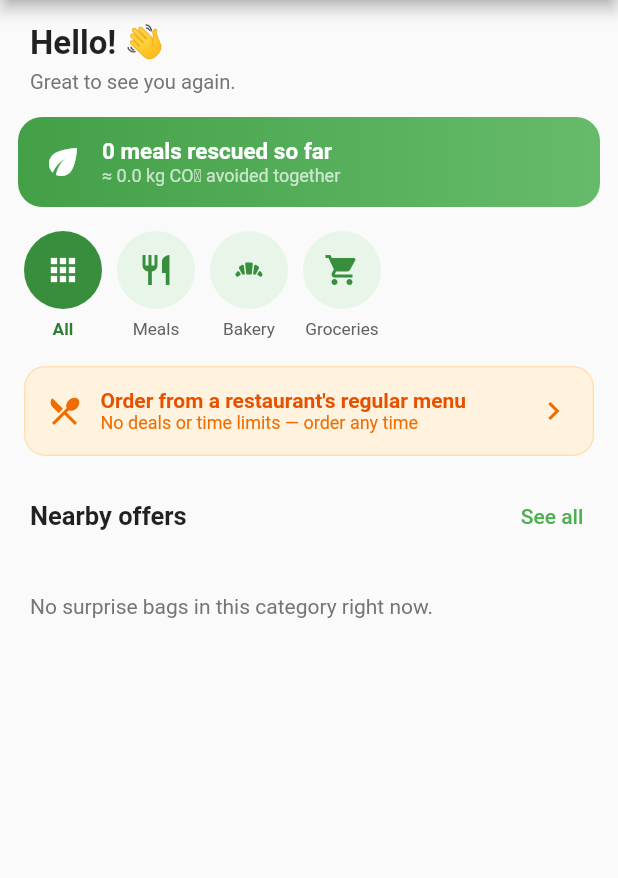
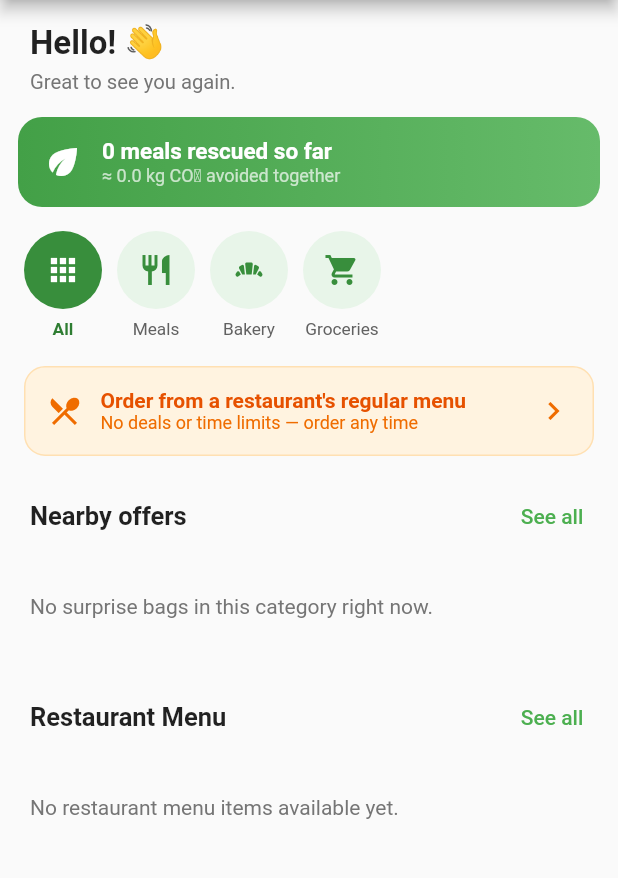
Before and after one commit to shayanx4849/swabi-food-court, a Flutter app: the HomeTab screen opened directly with empty values, on a phone screen of 412 x 824 dp, the part 84-962 px from its top. Run offline on Flutter 3.47's test engine with Material 3 defaults, Android fonts, the phone set to English and light mode, and no system bars; our stand-ins replace firebase_auth, firebase_core, firebase_database, flutter_local_notifications, geolocator, image_picker and 2 more; missing offline and left inert: mobile_scanner; accounts and stored records are empty.

Commit message:
add resturent menu item in customer home screen

```diff
--- a/analysis_options.yaml
+++ b/analysis_options.yaml
@@ -7,6 +7,9 @@
 
 # The following line activates a set of recommended lints for Flutter apps,
 # packages, and plugins designed to encourage good coding practices.
+analyzer:
+  errors:
+    use_build_context_synchronously: ignore
 include: package:flutter_lints/flutter.yaml
 
 linter:
--- a/lib/main.dart
+++ b/lib/main.dart
@@ -22,11 +22,10 @@ class BachaoKhanaApp extends StatelessWidget {
   @override
   Widget build(BuildContext context) {
     return MaterialApp(
-      title: 'Food Deli',
+      title: 'Food Delivery',
       debugShowCheckedModeBanner: false,
       theme: ThemeData(
         primarySwatch: Colors.green,
-        // colorSchemeSeed: Colors.green,
         useMaterial3: false,
       ),
       home: const SplashScreen(),
--- a/lib/screens/auth/signup_screen.dart
+++ b/lib/screens/auth/signup_screen.dart
@@ -143,7 +143,7 @@ class _SignupScreenState extends State<SignupScreen> {
                 if (_role == 'business') ...[
                   const SizedBox(height: 12),
                   DropdownButtonFormField<String>(
-                    value: _businessCategory,
+                    initialValue: _businessCategory,
                     decoration: const InputDecoration(labelText: 'Category'),
                     items: const [
                       DropdownMenuItem(
--- a/lib/screens/customer/home_tab.dart
+++ b/lib/screens/customer/home_tab.dart
@@ -5,11 +5,14 @@ import '../../services/location_service.dart';
 import '../../models/listing.dart';
 import '../../models/business.dart';
 import '../../models/app_user.dart';
+import '../../models/menu_item.dart';
 import '../../widgets/listing_card.dart';
 import '../../widgets/notification_bell.dart';
 import '../../widgets/impact_banner.dart';
+import '../../widgets/menu_item_grid_card.dart';
 import 'listing_detail_screen.dart';
 import 'restaurants_search_screen.dart';
+import 'menu_item_detail_screen.dart';
 
 /// The Home tab — a lightweight dashboard: personal greeting, the app-wide
 /// impact banner, category filter chips, and a horizontally-scrolling
@@ -54,11 +57,12 @@ class _HomeTabState extends State<HomeTab> {
   Future<void> _loadLocation() async {
     try {
       final pos = await _locationService.getCurrentLocation();
-      if (mounted)
+      if (mounted) {
         setState(() {
           _lat = pos.latitude;
           _lng = pos.longitude;
         });
+      }
     } catch (e) {
       // ignore: avoid_print
       print('[Location] Could not get location: $e');
@@ -312,6 +316,82 @@ class _HomeTabState extends State<HomeTab> {
                     },
                   ),
                 ),
+
+              // ---- Restaurant Menu section ----
+              Padding(
+                padding: const EdgeInsets.fromLTRB(20, 22, 12, 8),
+                child: Row(
+                  children: [
+                    const Expanded(
+                      child: Text('Restaurant Menu',
+                          style: TextStyle(
+                              fontSize: 17, fontWeight: FontWeight.bold)),
+                    ),
+                    TextButton(
+                      onPressed: () {
+                        Navigator.of(context).push(
+                          MaterialPageRoute(
+                              builder: (_) => const RestaurantsSearchScreen()),
+                        );
+                      },
+                      child: const Text('See all'),
+                    ),
+                  ],
+                ),
+              ),
+              StreamBuilder<List<MenuItem>>(
+                stream: _databaseService.streamVerifiedMenuItems(),
+                builder: (context, menuSnapshot) {
+                  if (!menuSnapshot.hasData) {
+                    return const Padding(
+                      padding: EdgeInsets.symmetric(vertical: 30),
+                      child: Center(child: CircularProgressIndicator()),
+                    );
+                  }
+                  final menuItems =
+                      menuSnapshot.data!.where((i) => i.available).toList();
+                  if (menuItems.isEmpty) {
+                    return Padding(
+                      padding: const EdgeInsets.symmetric(
+                          horizontal: 20, vertical: 20),
+                      child: Text(
+                        'No restaurant menu items available yet.',
+                        style: TextStyle(color: Colors.grey.shade600),
+                      ),
+                    );
+                  }
+                  // Sized so exactly two cards are visible across the
+                  // screen width at once, per the requested layout.
+                  final cardWidth =
+                      (MediaQuery.of(context).size.width - 16 * 2 - 12) / 2;
+                  return SizedBox(
+                    height: 235,
+                    child: ListView.separated(
+                      scrollDirection: Axis.horizontal,
+                      padding: const EdgeInsets.symmetric(horizontal: 16),
+                      itemCount: menuItems.take(10).length,
+                      separatorBuilder: (_, __) => const SizedBox(width: 12),
+                      itemBuilder: (context, i) {
+                        final item = menuItems[i];
+                        return SizedBox(
+                          width: cardWidth,
+                          child: MenuItemGridCard(
+                            item: item,
+                            onTap: () {
+                              Navigator.of(context).push(
+                                MaterialPageRoute(
+                                  builder: (_) =>
+                                      MenuItemDetailScreen(item: item),
+                                ),
+                              );
+                            },
+                          ),
+                        );
+                      },
+                    ),
+                  );
+                },
+              ),
             ],
           );
         },
--- a/lib/screens/customer/restaurant_menu_screen.dart
+++ b/lib/screens/customer/restaurant_menu_screen.dart
@@ -52,7 +52,7 @@ class RestaurantMenuScreen extends StatelessWidget {
                         children: [
                           StarRating(rating: business.averageRating.round(), size: 14),
                           const SizedBox(width: 4),
-                          Text('${business.averageRating.toStringAsFixed(1)}',
+                          Text(business.averageRating.toStringAsFixed(1),
                               style: const TextStyle(fontSize: 12, fontWeight: FontWeight.bold)),
                         ],
                       ),
```
Also changed, not shown: lib/screens/business/business_home_screen.dart (+38 -20 lines), lib/screens/customer/listing_detail_screen.dart (+68 -30 lines), lib/screens/customer/menu_item_detail_screen.dart (+43 -18 lines), lib/screens/customer/restaurants_search_screen.dart (+19 -9 lines), lib/services/cloudinary_service.dart (+4 -4 lines), lib/widgets/listing_card.dart (+28 -14 lines), lib/widgets/menu_item_grid_card.dart (added, +77 -0 lines), lib/widgets/order_card.dart (+14 -7 lines).
